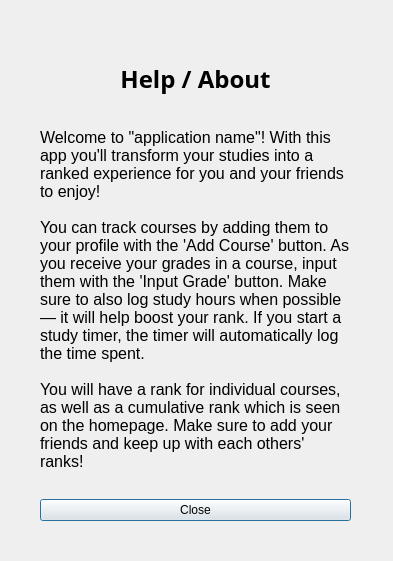
This is 376_Project/helpdialog.ui in daynadrant/Course-App as Qt 5 draws it before an edit. The edited form follows.
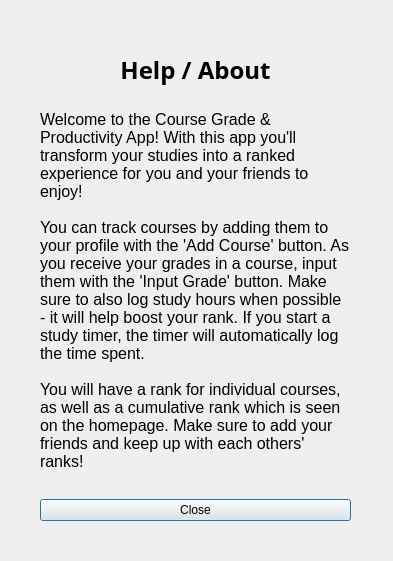
This is the edited form.

Commit message: help page update

```diff
--- a/376_Project/helpdialog.ui
+++ b/376_Project/helpdialog.ui
@@ -63,9 +63,9 @@
        </font>
       </property>
       <property name="text">
-       <string>Welcome to &quot;application name&quot;! With this app you'll transform your studies into a ranked experience for you and your friends to enjoy!
+       <string>Welcome to the Course Grade &amp; Productivity App! With this app you'll transform your studies into a ranked experience for you and your friends to enjoy!
 
-You can track courses by adding them to your profile with the 'Add Course' button. As you receive your grades in a course, input them with the 'Input Grade' button. Make sure to also log study hours when possible — it will help boost your rank. If you start a study timer, the timer will automatically log the time spent.
+You can track courses by adding them to your profile with the 'Add Course' button. As you receive your grades in a course, input them with the 'Input Grade' button. Make sure to also log study hours when possible - it will help boost your rank. If you start a study timer, the timer will automatically log the time spent.
 
 You will have a rank for individual courses, as well as a cumulative rank which is seen on the homepage. Make sure to add your friends and keep up with each others' ranks!
 </string>
```
The commit also changes 729 other files.
